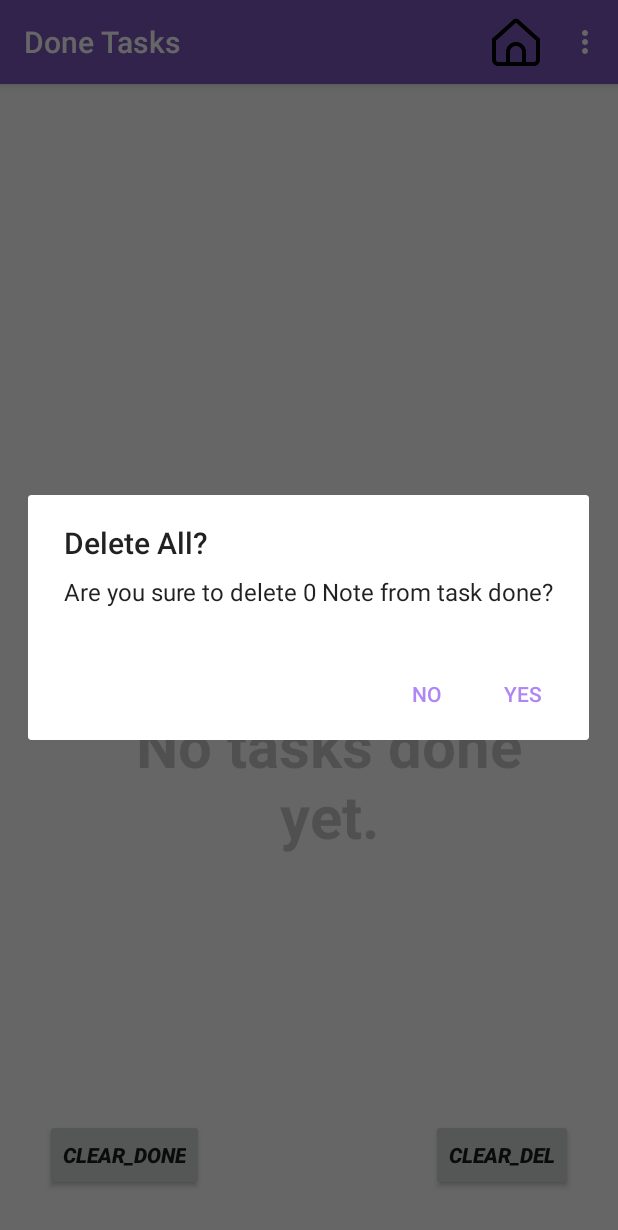
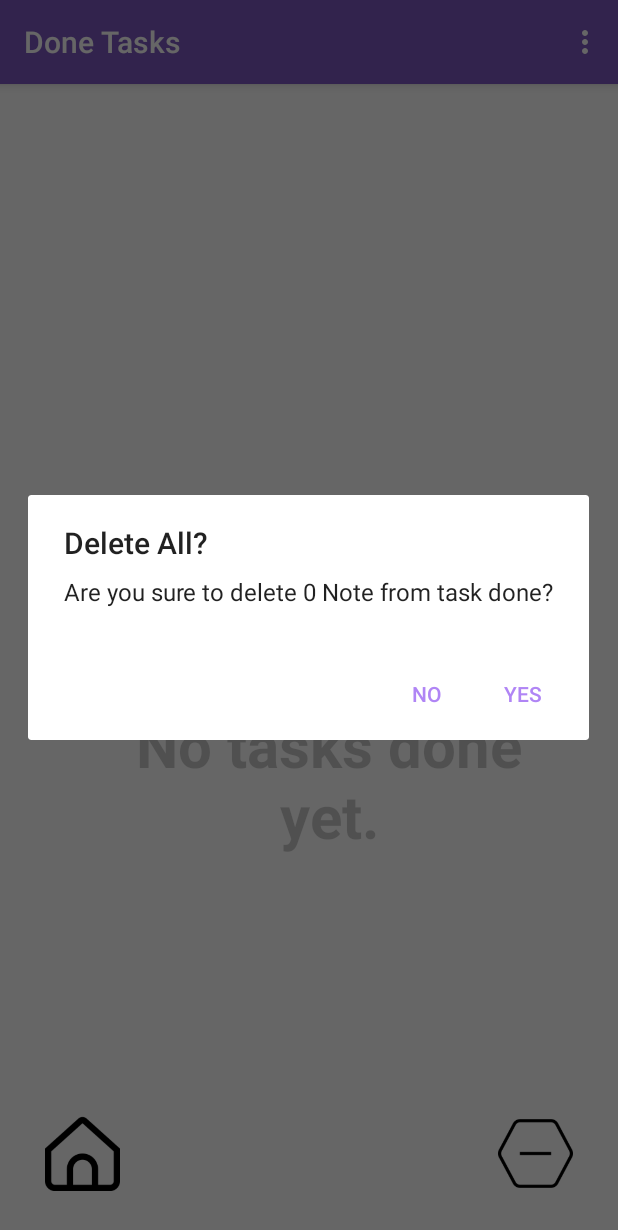
Before and after one commit to gazimaksudur2/CSE-250_Android_Projects, an Android app: the TaskDoneActivity screen opened directly, with no data from a screen before it, in the options menu, after a tap on "DeleteAll", on a phone screen of 412 x 824 dp. Shown: the top 1230 px of the screen. Run offline under Robolectric (Android 15) with nearby library versions, the light colour scheme and no system bars.

Commit message:
Adding some special features to theapplication like Activity transition button and imporving in deletion and Re-stick functionality

```diff
--- a/Sticky_Notes/app/src/main/java/com/example/sticky_notes/CustomAdapter.java
+++ b/Sticky_Notes/app/src/main/java/com/example/sticky_notes/CustomAdapter.java
@@ -54,7 +54,6 @@ public class CustomAdapter extends RecyclerView.Adapter<CustomAdapter.MyViewHold
     @RequiresApi(api = Build.VERSION_CODES.M)
     @Override
     public void onBindViewHolder(@NonNull final MyViewHolder holder, final int position) {
-        holder.note_id_txt.setText(String.valueOf(note_id.get(position)));
         holder.note_date_txt.setText(String.valueOf(note_date.get(position)));
         holder.note_time_txt.setText(String.valueOf(note_time.get(position)));
         holder.note_passage_txt.setText(String.valueOf(note_txt.get(position)));
@@ -175,7 +174,6 @@ public class CustomAdapter extends RecyclerView.Adapter<CustomAdapter.MyViewHold
 
         MyViewHolder(@NonNull View itemView) {
             super(itemView);
-            note_id_txt = itemView.findViewById(R.id.id);
             note_date_txt = itemView.findViewById(R.id.date);
             note_time_txt = itemView.findViewById(R.id.time);
             note_passage_txt = itemView.findViewById(R.id.notes);
--- a/Sticky_Notes/app/src/main/java/com/example/sticky_notes/MainActivity.java
+++ b/Sticky_Notes/app/src/main/java/com/example/sticky_notes/MainActivity.java
@@ -49,7 +49,7 @@ import java.util.TreeSet;
  */
 public class MainActivity extends AppCompatActivity{
     private ImageView empty_imageview;
-    private FloatingActionButton add_task, make_widget;
+    private FloatingActionButton add_task, make_widget, done_task;
     private TextView no_data, done_count, pending_count;
     RecyclerView recyclerView;
     CustomAdapter customAdapter;
@@ -68,6 +68,7 @@ public class MainActivity extends AppCompatActivity{
         empty_imageview = findViewById(R.id.empty_imageview);
         no_data = findViewById(R.id.no_data);
         make_widget = findViewById(R.id.crt_widget);
+        done_task = findViewById(R.id.task_done);
         done_count = findViewById(R.id.done_count);
         pending_count = findViewById(R.id.pending_count);
 
@@ -99,6 +100,16 @@ public class MainActivity extends AppCompatActivity{
             @Override
             public void onClick(View v) {
                 Intent intent = new Intent(MainActivity.this, WidgetViewActivity.class);
+                startActivity(intent);
+            }
+        });
+
+        done_task.setOnClickListener(new View.OnClickListener() {
+            @Override
+            public void onClick(View v) {
+                TaskDoneActivity.done_id = done_id;
+                Toast.makeText(MainActivity.this, "Notes in done_id --> "+done_id, Toast.LENGTH_SHORT).show();
+                Intent intent = new Intent(MainActivity.this, TaskDoneActivity.class);
                 startActivity(intent);
             }
         });
@@ -141,7 +152,7 @@ public class MainActivity extends AppCompatActivity{
             empty_imageview.setVisibility(View.GONE);
             no_data.setVisibility(View.GONE);
         }
-        Toast.makeText(this, "Total to do task :"+id.size()+" & done tasks : "+done_id.size(), Toast.LENGTH_SHORT).show();
+//        Toast.makeText(this, "Total to do task :"+id.size()+" & done tasks : "+done_id.size(), Toast.LENGTH_SHORT).show();
 //        Toast.makeText(this, "Total to do task :"+id.size()+" & done tasks : "+0, Toast.LENGTH_SHORT).show();
     }
 
@@ -157,11 +168,11 @@ public class MainActivity extends AppCompatActivity{
         if(item.getItemId() == R.id.delete_all){
             confirmDialog();
         }
-        if(item.getItemId() == R.id.task_done){
-            TaskDoneActivity.done_id = done_id;
-            Intent intent = new Intent(MainActivity.this, TaskDoneActivity.class);
-            startActivity(intent);
-        }
+//        if(item.getItemId() == R.id.task_done){
+//            TaskDoneActivity.done_id = done_id;
+//            Intent intent = new Intent(MainActivity.this, TaskDoneActivity.class);
+//            startActivity(intent);
+//        }
         return super.onOptionsItemSelected(item);
     }
 
--- a/Sticky_Notes/app/src/main/java/com/example/sticky_notes/TaskDoneActivity.java
+++ b/Sticky_Notes/app/src/main/java/com/example/sticky_notes/TaskDoneActivity.java
@@ -29,13 +29,13 @@ import java.util.TreeSet;
 public class TaskDoneActivity extends AppCompatActivity {
     private ImageView empty_imageview;
     private TextView no_data;
-    private Button done_nil,delete_nil;
+    private Button done_nil,go_home;
     RecyclerView recyclerView;
     TaskDoneCustomAdapter taskDoneCustomAdapter;
     ArrayList<String> id, date, time, notes, deadline, reminder;
     public static ArrayList<String> done_id;
     MyDatabaseHelper myDB;
-    Context context;
+    public static Context context;
 
     @Override
     protected void onCreate(Bundle savedInstanceState) {
@@ -45,8 +45,8 @@ public class TaskDoneActivity extends AppCompatActivity {
 
         empty_imageview = findViewById(R.id.empty_imageview_task);
         no_data = findViewById(R.id.no_data_task);
+        go_home = findViewById(R.id.go_home);
         done_nil = findViewById(R.id.task_done_nil);
-        delete_nil = findViewById(R.id.delete_clr);
 
         context = TaskDoneActivity.this;
         myDB = MainActivity.myDB;
@@ -68,19 +68,24 @@ public class TaskDoneActivity extends AppCompatActivity {
         recyclerView.setAdapter(taskDoneCustomAdapter);
         recyclerView.setLayoutManager(new LinearLayoutManager(TaskDoneActivity.this));
 
+        go_home.setOnClickListener(new View.OnClickListener() {
+            @Override
+            public void onClick(View v) {
+//                Toast.makeText(TaskDoneActivity.this, "in main done task "+done_id.size(), Toast.LENGTH_SHORT).show();
+                Intent intent = new Intent(TaskDoneActivity.this, MainActivity.class);
+                startActivity(intent);
+            }
+        });
+
         done_nil.setOnClickListener(new View.OnClickListener() {
             @Override
             public void onClick(View v) {
-                MyDatabaseHelper.done_id.clear();
+                done_id.clear();
+                Toast.makeText(TaskDoneActivity.this, "All done_id Re-sticked!!", Toast.LENGTH_SHORT).show();
+                Intent intent = new Intent(TaskDoneActivity.this, MainActivity.class);
+                startActivity(intent);
             }
         });
-
-//        delete_nil.setOnClickListener(new View.OnClickListener() {
-//            @Override
-//            public void onClick(View v) {
-//                MyDatabaseHelper.deleted.clear();
-//            }
-//        });
     }
 
     void storeDataInArrays(){
@@ -94,7 +99,6 @@ public class TaskDoneActivity extends AppCompatActivity {
                 temp = cursor.getString(0);
                 for(String a : MyDatabaseHelper.done_id){
                    if(a.equals(temp)){
-                        Toast.makeText(context, "something similar with "+cursor.getString(3), Toast.LENGTH_SHORT).show();
                         id.add(cursor.getString(0));
                         date.add(cursor.getString(1));
                         time.add(cursor.getString(2));
@@ -121,11 +125,11 @@ public class TaskDoneActivity extends AppCompatActivity {
         if(item.getItemId() == R.id.delete_all){
             confirmDialog();
         }
-        if(item.getItemId() == R.id.go_home){
-            Toast.makeText(this, "in main done task "+done_id.size(), Toast.LENGTH_SHORT).show();
-            Intent intent = new Intent(TaskDoneActivity.this, MainActivity.class);
-            startActivity(intent);
-        }
+//        if(item.getItemId() == R.id.go_home){
+//            Toast.makeText(this, "in main done task "+done_id.size(), Toast.LENGTH_SHORT).show();
+//            Intent intent = new Intent(TaskDoneActivity.this, MainActivity.class);
+//            startActivity(intent);
+//        }
         return super.onOptionsItemSelected(item);
     }
 
@@ -158,5 +162,4 @@ public class TaskDoneActivity extends AppCompatActivity {
         });
         builder.create().show();
     }
-
 }
--- a/Sticky_Notes/app/src/main/res/layout/activity_task_done.xml
+++ b/Sticky_Notes/app/src/main/res/layout/activity_task_done.xml
@@ -59,24 +59,24 @@
         app:layout_constraintTop_toBottomOf="@+id/empty_imageview_task" />
 
     <Button
-        android:id="@+id/task_done_nil"
-        android:layout_width="wrap_content"
-        android:layout_height="wrap_content"
+        android:id="@+id/go_home"
+        android:layout_width="50dp"
+        android:layout_height="50dp"
+        android:background="@drawable/home"
         android:layout_alignParentBottom="true"
         android:layout_marginLeft="30dp"
         android:textStyle="bold|italic"
-        android:layout_marginBottom="30dp"
-        android:text="Clear_done" />
+        android:layout_marginBottom="30dp"/>
 
     <Button
-        android:id="@+id/delete_clr"
-        android:layout_width="wrap_content"
-        android:layout_height="wrap_content"
+        android:id="@+id/task_done_nil"
+        android:layout_width="50dp"
+        android:layout_height="50dp"
+        android:background="@drawable/done_del"
         android:textStyle="bold|italic"
         android:layout_alignParentBottom="true"
         android:layout_alignParentRight="true"
         android:layout_marginRight="30dp"
-        android:layout_marginBottom="30dp"
-        android:text="Clear_del" />
+        android:layout_marginBottom="30dp"/>
 
 </RelativeLayout>
--- a/Sticky_Notes/app/src/main/res/menu/my_menu.xml
+++ b/Sticky_Notes/app/src/main/res/menu/my_menu.xml
@@ -7,12 +7,14 @@
         android:icon="@drawable/ic_delete"
         app:showAsAction="never"
         />
-    <item
-        android:id="@+id/task_done"
-        android:title="Done task"
-        android:icon="@drawable/baseline_done_24"
-        app:showAsAction="always"
-        />
+
+
+<!--    <item-->
+<!--        android:id="@+id/task_done"-->
+<!--        android:title="Done task"-->
+<!--        android:icon="@drawable/baseline_done_24"-->
+<!--        app:showAsAction="always"-->
+<!--        />-->
 
     <!--        app:showAsAction="always"-->
 
--- a/Sticky_Notes/app/src/main/res/menu/my_menu_2.xml
+++ b/Sticky_Notes/app/src/main/res/menu/my_menu_2.xml
@@ -1,12 +1,6 @@
 <?xml version="1.0" encoding="utf-8"?>
 <menu xmlns:android="http://schemas.android.com/apk/res/android"
     xmlns:app="http://schemas.android.com/apk/res-auto">
-    <item
-        android:id="@+id/go_home"
-        android:title="Go to home"
-        android:icon="@drawable/home"
-        app:showAsAction="always"
-        />
     <item
         android:id="@+id/delete_all"
         android:title="DeleteAll"
@@ -16,4 +10,11 @@
 
     <!--        app:showAsAction="always"-->
 
+<!--    <item-->
+<!--        android:id="@+id/go_home"-->
+<!--        android:title="Go to home"-->
+<!--        android:icon="@drawable/home"-->
+<!--        app:showAsAction="always"-->
+<!--        />-->
+
 </menu>
```
Also changed, not shown: Sticky_Notes/app/src/main/java/com/example/sticky_notes/TaskDoneCustomAdapter.java (+4 -3 lines), Sticky_Notes/app/src/main/res/layout/activity_main.xml (+15 -3 lines), Sticky_Notes/app/src/main/res/layout/noteview.xml (+22 -15 lines), Sticky_Notes/app/src/main/res/layout/noteview_task_done.xml (+21 -22 lines), Sticky_Notes/app/src/main/res/drawable/done_del.png (added).
